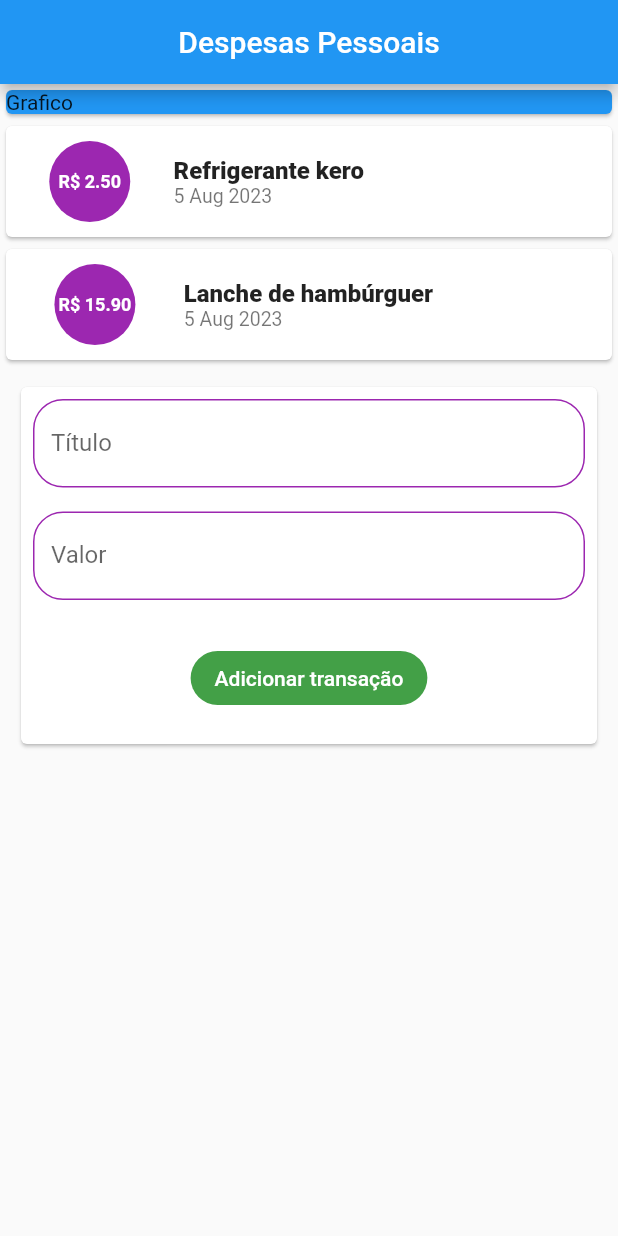
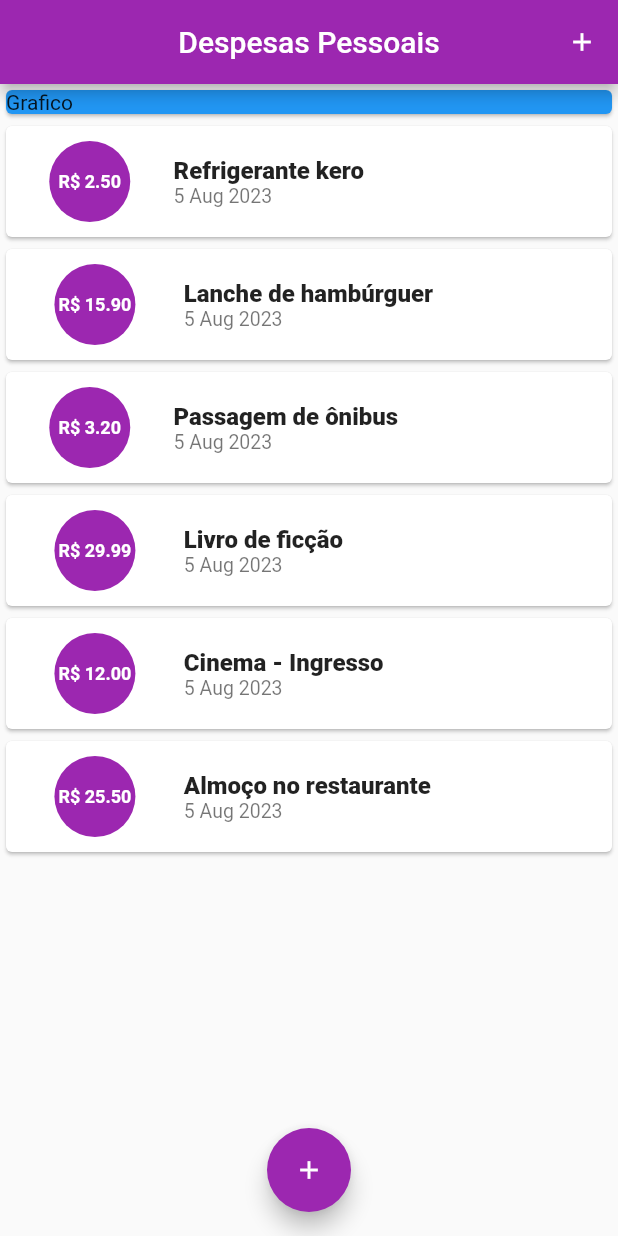
Before and after one commit to Brennez/Flutter-course, a Flutter app: the screen it shows after launch, on a phone screen of 412 x 824 dp. Run offline on Flutter 3.47's test engine with Material 2 defaults, Android fonts, the phone set to English and light mode, and no system bars.

Commit message:
feat: show modal form transaction on pressed

```diff
--- a/expenses_app/lib/components/transaction_user.dart
+++ /dev/null
@@ -1,40 +0,0 @@
-import 'dart:math';
-
-import 'package:expenses_app/models/transaction.dart';
-import 'package:flutter/material.dart';
-
-import '../utils/api.dart';
-import 'transaction_form.dart';
-import 'transactions_list.dart';
-
-class TransactionUser extends StatefulWidget {
-  const TransactionUser({super.key});
-
-  @override
-  State<TransactionUser> createState() => _TransactionUserState();
-}
-
-class _TransactionUserState extends State<TransactionUser> {
-  void _addTransaction(String title, double value) {
-    final newTransaction = Transaction(
-      id: Random().nextDouble().toString(),
-      title: title,
-      value: value,
-      date: DateTime.now(),
-    );
-
-    setState(() {
-      transactions.add(newTransaction);
-    });
-  }
-
-  @override
-  Widget build(BuildContext context) {
-    return Column(
-      children: [
-        TransactionsList(transactions: transactions),
-        TransactionForm(onSubmit: _addTransaction),
-      ],
-    );
-  }
-}
--- a/expenses_app/lib/components/transactions_list.dart
+++ b/expenses_app/lib/components/transactions_list.dart
@@ -8,10 +8,15 @@ class TransactionsList extends StatelessWidget {
 
   @override
   Widget build(BuildContext context) {
-    return Column(
-      children: transactions
-          .map(
-            (transaction) => Card(
+    return Container(
+      height: 500,
+      child: ListView.builder(
+        itemCount: transactions.length,
+        itemBuilder: (context, index) {
+          // ele pega a lista de transactions e itera pelo index
+          final transaction = transactions[index];
+
+          return Card(
             child: Row(
               children: [
                 Container(
@@ -53,9 +58,9 @@ class TransactionsList extends StatelessWidget {
                 ),
               ],
             ),
+          );
+        },
       ),
-          )
-          .toList(),
     );
   }
 }
--- a/expenses_app/lib/main.dart
+++ b/expenses_app/lib/main.dart
@@ -1,5 +1,10 @@
-import 'package:expenses_app/components/transaction_user.dart';
+import 'dart:math';
 import 'package:flutter/material.dart';
+
+import 'package:expenses_app/components/transaction_form.dart';
+import 'components/transactions_list.dart';
+import 'models/transaction.dart';
+import 'utils/api.dart';
 
 void main() {
   runApp(ExpensesApp());
@@ -17,28 +22,92 @@ class ExpensesApp extends StatelessWidget {
   }
 }
 
-class HomePage extends StatelessWidget {
+class HomePage extends StatefulWidget {
   const HomePage({super.key});
+
+  @override
+  State<HomePage> createState() => _HomePageState();
+}
+
+class _HomePageState extends State<HomePage> {
+  void _addTransaction(String title, double value) {
+    final newTransaction = Transaction(
+      id: Random().nextDouble().toString(),
+      title: title,
+      value: value,
+      date: DateTime.now(),
+    );
+
+    setState(() {
+      transactions.add(newTransaction);
+    });
+
+    _closeTransactionFormModal(context);
+  }
+
+  _openTransactionFormModal(BuildContext context) {
+    showModalBottomSheet(
+      elevation: 0,
+      context: context,
+      builder: (_) {
+        return TransactionForm(
+          onSubmit: _addTransaction,
+          onCloseModal: _closeTransactionFormModal,
+        );
+      },
+    );
+  }
+
+  _closeTransactionFormModal(BuildContext context) {
+    Navigator.of(context).pop();
+  }
 
   @override
   Widget build(BuildContext context) {
     return Scaffold(
       appBar: AppBar(
+        backgroundColor: Colors.purple,
         title: const Text('Despesas Pessoais'),
         centerTitle: true,
+        actions: [
+          IconButton(
+            onPressed: () {
+              _openTransactionFormModal(context);
+            },
+            icon: const Icon(
+              Icons.add,
+              size: 20,
+              color: Colors.white,
+            ),
+          )
+        ],
       ),
       body: SafeArea(
+        child: SingleChildScrollView(
           child: Column(
             crossAxisAlignment: CrossAxisAlignment.stretch,
             children: [
-            Card(
+              const Card(
                 color: Colors.blue,
                 child: Text('Grafico'),
               ),
-            TransactionUser(),
+              TransactionsList(transactions: transactions),
             ],
           ),
         ),
+      ),
+      floatingActionButton: FloatingActionButton(
+        onPressed: () {
+          _openTransactionFormModal(context);
+        },
+        child: Icon(
+          Icons.add,
+          size: 20,
+          color: Colors.white,
+        ),
+        backgroundColor: Colors.purple,
+      ),
+      floatingActionButtonLocation: FloatingActionButtonLocation.centerFloat,
     );
   }
 }
--- a/expenses_app/lib/utils/api.dart
+++ b/expenses_app/lib/utils/api.dart
@@ -13,28 +13,28 @@ List<Transaction> transactions = [
     value: 15.90,
     date: DateTime.now(),
   ),
-  // Transaction(
-  //   id: 'T3',
-  //   title: 'Passagem de ônibus',
-  //   value: 3.20,
-  //   date: DateTime.now(),
-  // ),
-  // Transaction(
-  //   id: 'T4',
-  //   title: 'Livro de ficção',
-  //   value: 29.99,
-  //   date: DateTime.now(),
-  // ),
-  // Transaction(
-  //   id: 'T5',
-  //   title: 'Cinema - Ingresso',
-  //   value: 12.00,
-  //   date: DateTime.now(),
-  // ),
-  // Transaction(
-  //   id: 'T6',
-  //   title: 'Almoço no restaurante',
-  //   value: 25.50,
-  //   date: DateTime.now(),
-  // )
+  Transaction(
+    id: 'T3',
+    title: 'Passagem de ônibus',
+    value: 3.20,
+    date: DateTime.now(),
+  ),
+  Transaction(
+    id: 'T4',
+    title: 'Livro de ficção',
+    value: 29.99,
+    date: DateTime.now(),
+  ),
+  Transaction(
+    id: 'T5',
+    title: 'Cinema - Ingresso',
+    value: 12.00,
+    date: DateTime.now(),
+  ),
+  Transaction(
+    id: 'T6',
+    title: 'Almoço no restaurante',
+    value: 25.50,
+    date: DateTime.now(),
+  )
 ];
```
Also changed, not shown: expenses_app/lib/components/transaction_form.dart (+53 -10 lines). Lines whose indentation alone changed are shown as unchanged.
